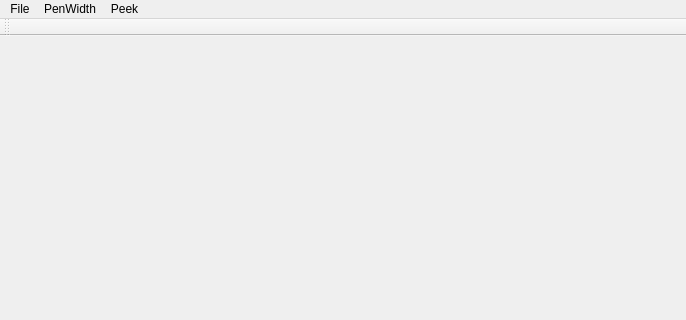
Old version of the form PaintPro/MainWindow.ui in the repository gnishida/PaintPro; both pictures show x 0 to 686 and y 0 to 320 of the 686 by 794 pixel window.
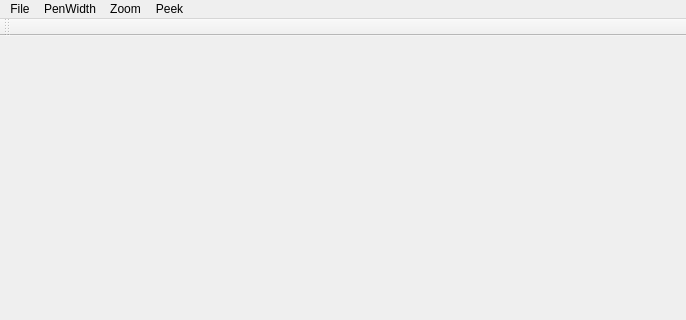
New version of the form.

The edit to the form file:
```diff
--- a/PaintPro/MainWindow.ui
+++ b/PaintPro/MainWindow.ui
@@ -50,8 +50,18 @@
     </property>
     <addaction name="actionPeekBackground"/>
    </widget>
+   <widget class="QMenu" name="menuZoom">
+    <property name="title">
+     <string>Zoom</string>
+    </property>
+    <addaction name="actionZoom800"/>
+    <addaction name="actionZoom400"/>
+    <addaction name="actionZoom200"/>
+    <addaction name="actionZoom100"/>
+   </widget>
    <addaction name="menuFile"/>
    <addaction name="menuPenWidth"/>
+   <addaction name="menuZoom"/>
    <addaction name="menuPeek"/>
   </widget>
   <widget class="QToolBar" name="mainToolBar">
```
Left out of the diff: 47 changed lines with no effect on the pictures.
